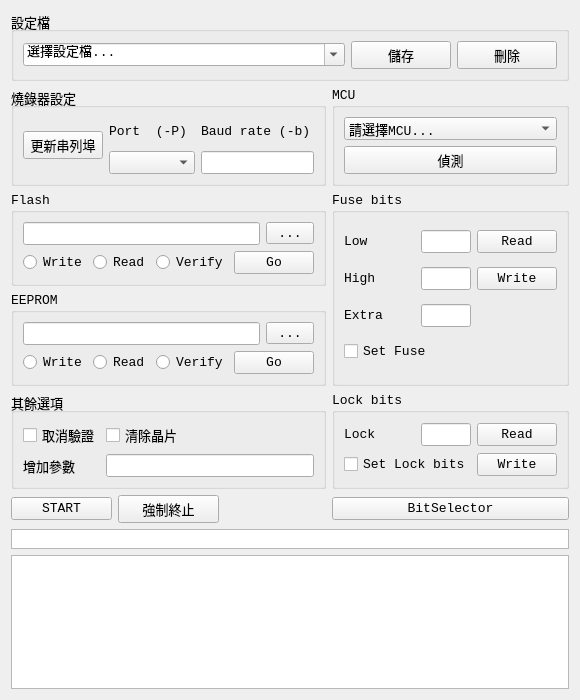
Before: the Qt Designer form ui/avrdude.ui in mickey9910326/ASA_HMI_Data_Agent, drawn with Qt 5.
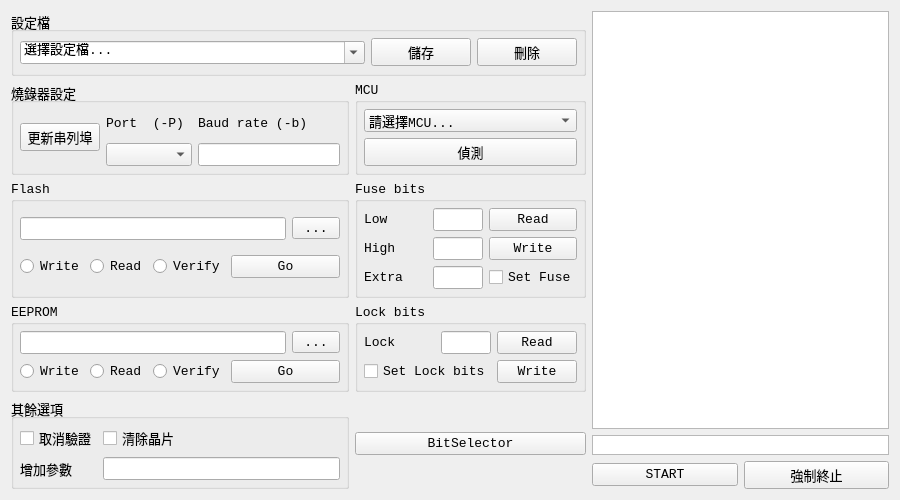
After: the same form once the commit is applied.

What changed in the file:
```diff
--- a/ui/avrdude.ui
+++ b/ui/avrdude.ui
@@ -6,12 +6,14 @@
    <rect>
     <x>0</x>
     <y>0</y>
-    <width>500</width>
-    <height>700</height>
+    <width>900</width>
+    <height>500</height>
    </rect>
   </property>
+  <layout class="QHBoxLayout" name="horizontalLayout_3">
+   <item>
   <layout class="QGridLayout" name="gridLayout_8">
-   <item row="0" column="0" colspan="4">
+     <item row="0" column="0" colspan="2">
     <widget class="QGroupBox" name="groupBox_config">
      <property name="font">
       <font>
@@ -23,6 +25,18 @@
       <string>設定檔</string>
      </property>
      <layout class="QHBoxLayout" name="horizontalLayout">
+        <property name="leftMargin">
+         <number>6</number>
+        </property>
+        <property name="topMargin">
+         <number>6</number>
+        </property>
+        <property name="rightMargin">
+         <number>6</number>
+        </property>
+        <property name="bottomMargin">
+         <number>6</number>
+        </property>
       <item>
        <widget class="QComboBox" name="comboBox_config">
         <property name="font">
@@ -82,7 +96,196 @@
      </layout>
     </widget>
    </item>
-   <item row="1" column="0" colspan="3">
+     <item row="2" column="1">
+      <widget class="QGroupBox" name="groupBox_5">
+       <property name="font">
+        <font>
+         <family>Consolas</family>
+         <pointsize>10</pointsize>
+        </font>
+       </property>
+       <property name="title">
+        <string>Fuse bits</string>
+       </property>
+       <layout class="QGridLayout" name="gridLayout_4">
+        <property name="leftMargin">
+         <number>6</number>
+        </property>
+        <property name="topMargin">
+         <number>6</number>
+        </property>
+        <property name="rightMargin">
+         <number>6</number>
+        </property>
+        <property name="bottomMargin">
+         <number>6</number>
+        </property>
+        <item row="0" column="2">
+         <widget class="QPushButton" name="pushButton_fuseRead">
+          <property name="font">
+           <font>
+            <family>Consolas</family>
+            <pointsize>10</pointsize>
+           </font>
+          </property>
+          <property name="text">
+           <string>Read</string>
+          </property>
+         </widget>
+        </item>
+        <item row="1" column="1">
+         <widget class="QLineEdit" name="lineEdit_fuseHigh">
+          <property name="minimumSize">
+           <size>
+            <width>40</width>
+            <height>0</height>
+           </size>
+          </property>
+          <property name="maximumSize">
+           <size>
+            <width>50</width>
+            <height>16777215</height>
+           </size>
+          </property>
+          <property name="baseSize">
+           <size>
+            <width>50</width>
+            <height>0</height>
+           </size>
+          </property>
+          <property name="font">
+           <font>
+            <family>Consolas</family>
+            <pointsize>10</pointsize>
+           </font>
+          </property>
+         </widget>
+        </item>
+        <item row="1" column="0">
+         <widget class="QLabel" name="label_fuseHigh">
+          <property name="font">
+           <font>
+            <family>Consolas</family>
+            <pointsize>10</pointsize>
+           </font>
+          </property>
+          <property name="text">
+           <string>High</string>
+          </property>
+         </widget>
+        </item>
+        <item row="1" column="2">
+         <widget class="QPushButton" name="pushButton_fuseWrite">
+          <property name="font">
+           <font>
+            <family>Consolas</family>
+            <pointsize>10</pointsize>
+           </font>
+          </property>
+          <property name="text">
+           <string>Write</string>
+          </property>
+         </widget>
+        </item>
+        <item row="2" column="0">
+         <widget class="QLabel" name="label_fuseExtra">
+          <property name="font">
+           <font>
+            <family>Consolas</family>
+            <pointsize>10</pointsize>
+           </font>
+          </property>
+          <property name="text">
+           <string>Extra</string>
+          </property>
+         </widget>
+        </item>
+        <item row="2" column="1">
+         <widget class="QLineEdit" name="lineEdit_fuseExtra">
+          <property name="minimumSize">
+           <size>
+            <width>40</width>
+            <height>0</height>
+           </size>
+          </property>
+          <property name="maximumSize">
+           <size>
+            <width>50</width>
+            <height>16777215</height>
+           </size>
+          </property>
+          <property name="baseSize">
+           <size>
+            <width>50</width>
+            <height>0</height>
+           </size>
+          </property>
+          <property name="font">
+           <font>
+            <family>Consolas</family>
+            <pointsize>10</pointsize>
+           </font>
+          </property>
+         </widget>
+        </item>
+        <item row="0" column="0">
+         <widget class="QLabel" name="label_fuseLow">
+          <property name="font">
+           <font>
+            <family>Consolas</family>
+            <pointsize>10</pointsize>
+           </font>
+          </property>
+          <property name="text">
+           <string>Low</string>
+          </property>
+         </widget>
+        </item>
+        <item row="0" column="1">
+         <widget class="QLineEdit" name="lineEdit_fuseLow">
+          <property name="minimumSize">
+           <size>
+            <width>40</width>
+            <height>0</height>
+           </size>
+          </property>
+          <property name="maximumSize">
+           <size>
+            <width>50</width>
+            <height>16777215</height>
+           </size>
+          </property>
+          <property name="baseSize">
+           <size>
+            <width>50</width>
+            <height>0</height>
+           </size>
+          </property>
+          <property name="font">
+           <font>
+            <family>Consolas</family>
+            <pointsize>10</pointsize>
+           </font>
+          </property>
+         </widget>
+        </item>
+        <item row="2" column="2">
+         <widget class="QCheckBox" name="checkBox_fuseSet">
+          <property name="font">
+           <font>
+            <family>Consolas</family>
+            <pointsize>10</pointsize>
+           </font>
+          </property>
+          <property name="text">
+           <string>Set Fuse</string>
+          </property>
+         </widget>
+        </item>
+       </layout>
+      </widget>
+     </item>
+     <item row="1" column="0">
     <widget class="QGroupBox" name="groupBox_serial">
      <property name="font">
       <font>
@@ -94,6 +297,18 @@
       <string>燒錄器設定</string>
      </property>
      <layout class="QGridLayout" name="gridLayout_7">
+        <property name="leftMargin">
+         <number>6</number>
+        </property>
+        <property name="topMargin">
+         <number>6</number>
+        </property>
+        <property name="rightMargin">
+         <number>6</number>
+        </property>
+        <property name="bottomMargin">
+         <number>6</number>
+        </property>
       <item row="0" column="1">
        <widget class="QLabel" name="label_serialSetPort">
         <property name="font">
@@ -155,106 +370,7 @@
      </layout>
     </widget>
    </item>
-   <item row="2" column="0" rowspan="2" colspan="3">
-    <widget class="QGroupBox" name="groupBox_flash">
-     <property name="font">
-      <font>
-       <family>Consolas</family>
-       <pointsize>10</pointsize>
-      </font>
-     </property>
-     <property name="title">
-      <string>Flash</string>
-     </property>
-     <layout class="QGridLayout" name="gridLayout_2">
-      <item row="0" column="0" colspan="4">
-       <widget class="QLineEdit" name="lineEdit_flash">
-        <property name="font">
-         <font>
-          <family>Consolas</family>
-          <pointsize>10</pointsize>
-         </font>
-        </property>
-       </widget>
-      </item>
-      <item row="0" column="4">
-       <widget class="QToolButton" name="toolButton_flash">
-        <property name="font">
-         <font>
-          <family>Consolas</family>
-          <pointsize>10</pointsize>
-         </font>
-        </property>
-        <property name="text">
-         <string>...</string>
-        </property>
-       </widget>
-      </item>
-      <item row="1" column="1">
-       <widget class="QRadioButton" name="radioButton_flashRead">
-        <property name="font">
-         <font>
-          <family>Consolas</family>
-          <pointsize>10</pointsize>
-         </font>
-        </property>
-        <property name="text">
-         <string>Read</string>
-        </property>
-        <property name="autoExclusive">
-         <bool>false</bool>
-        </property>
-       </widget>
-      </item>
-      <item row="1" column="0">
-       <widget class="QRadioButton" name="radioButton_flashWrite">
-        <property name="font">
-         <font>
-          <family>Consolas</family>
-          <pointsize>10</pointsize>
-         </font>
-        </property>
-        <property name="text">
-         <string>Write</string>
-        </property>
-        <property name="autoExclusive">
-         <bool>false</bool>
-        </property>
-       </widget>
-      </item>
-      <item row="1" column="2">
-       <widget class="QRadioButton" name="radioButton_flashVerify">
-        <property name="font">
-         <font>
-          <family>Consolas</family>
-          <pointsize>10</pointsize>
-         </font>
-        </property>
-        <property name="text">
-         <string>Verify</string>
-        </property>
-        <property name="autoExclusive">
-         <bool>false</bool>
-        </property>
-       </widget>
-      </item>
-      <item row="1" column="3" colspan="2">
-       <widget class="QPushButton" name="pushButton_flashGo">
-        <property name="font">
-         <font>
-          <family>Consolas</family>
-          <pointsize>10</pointsize>
-         </font>
-        </property>
-        <property name="text">
-         <string>Go</string>
-        </property>
-       </widget>
-      </item>
-     </layout>
-    </widget>
-   </item>
-   <item row="4" column="0" colspan="3">
+     <item row="3" column="0">
     <widget class="QGroupBox" name="groupBox_eeprom">
      <property name="font">
       <font>
@@ -266,6 +382,18 @@
       <string>EEPROM</string>
      </property>
      <layout class="QGridLayout" name="gridLayout_3">
+        <property name="leftMargin">
+         <number>6</number>
+        </property>
+        <property name="topMargin">
+         <number>6</number>
+        </property>
+        <property name="rightMargin">
+         <number>6</number>
+        </property>
+        <property name="bottomMargin">
+         <number>6</number>
+        </property>
       <item row="0" column="0" colspan="4">
        <widget class="QLineEdit" name="lineEdit_eeprom">
         <property name="font">
@@ -353,7 +481,291 @@
      </layout>
     </widget>
    </item>
-   <item row="5" column="0" rowspan="2" colspan="3">
+     <item row="1" column="1">
+      <widget class="QGroupBox" name="groupBox_mcu">
+       <property name="font">
+        <font>
+         <family>Consolas</family>
+         <pointsize>10</pointsize>
+        </font>
+       </property>
+       <property name="title">
+        <string>MCU</string>
+       </property>
+       <layout class="QGridLayout" name="gridLayout">
+        <property name="leftMargin">
+         <number>6</number>
+        </property>
+        <property name="topMargin">
+         <number>6</number>
+        </property>
+        <property name="rightMargin">
+         <number>6</number>
+        </property>
+        <property name="bottomMargin">
+         <number>6</number>
+        </property>
+        <item row="0" column="0" colspan="2">
+         <widget class="QComboBox" name="comboBox_mcuSelect">
+          <property name="minimumSize">
+           <size>
+            <width>100</width>
+            <height>0</height>
+           </size>
+          </property>
+          <property name="font">
+           <font>
+            <family>Consolas</family>
+            <pointsize>10</pointsize>
+           </font>
+          </property>
+          <item>
+           <property name="text">
+            <string>請選擇MCU...</string>
+           </property>
+          </item>
+          <item>
+           <property name="text">
+            <string>ATmega88</string>
+           </property>
+          </item>
+         </widget>
+        </item>
+        <item row="1" column="0" colspan="2">
+         <widget class="QPushButton" name="pushButton_mcuDetect">
+          <property name="font">
+           <font>
+            <family>Consolas</family>
+            <pointsize>10</pointsize>
+           </font>
+          </property>
+          <property name="text">
+           <string>偵測</string>
+          </property>
+         </widget>
+        </item>
+       </layout>
+      </widget>
+     </item>
+     <item row="3" column="1">
+      <widget class="QGroupBox" name="groupBox_lock">
+       <property name="font">
+        <font>
+         <family>Consolas</family>
+         <pointsize>10</pointsize>
+        </font>
+       </property>
+       <property name="title">
+        <string>Lock bits</string>
+       </property>
+       <layout class="QGridLayout" name="gridLayout_5">
+        <property name="leftMargin">
+         <number>6</number>
+        </property>
+        <property name="topMargin">
+         <number>6</number>
+        </property>
+        <property name="rightMargin">
+         <number>6</number>
+        </property>
+        <property name="bottomMargin">
+         <number>6</number>
+        </property>
+        <item row="0" column="0">
+         <widget class="QLabel" name="label_lockTitle">
+          <property name="font">
+           <font>
+            <family>Consolas</family>
+            <pointsize>10</pointsize>
+           </font>
+          </property>
+          <property name="text">
+           <string>Lock</string>
+          </property>
+         </widget>
+        </item>
+        <item row="0" column="1">
+         <widget class="QLineEdit" name="lineEdit_lock">
+          <property name="minimumSize">
+           <size>
+            <width>40</width>
+            <height>0</height>
+           </size>
+          </property>
+          <property name="maximumSize">
+           <size>
+            <width>50</width>
+            <height>16777215</height>
+           </size>
+          </property>
+          <property name="baseSize">
+           <size>
+            <width>50</width>
+            <height>0</height>
+           </size>
+          </property>
+          <property name="font">
+           <font>
+            <family>Consolas</family>
+            <pointsize>10</pointsize>
+           </font>
+          </property>
+         </widget>
+        </item>
+        <item row="1" column="2">
+         <widget class="QPushButton" name="pushButton_lockWrite">
+          <property name="font">
+           <font>
+            <family>Consolas</family>
+            <pointsize>10</pointsize>
+           </font>
+          </property>
+          <property name="text">
+           <string>Write</string>
+          </property>
+         </widget>
+        </item>
+        <item row="0" column="2">
+         <widget class="QPushButton" name="pushButton_lockRead">
+          <property name="font">
+           <font>
+            <family>Consolas</family>
+            <pointsize>10</pointsize>
+           </font>
+          </property>
+          <property name="text">
+           <string>Read</string>
+          </property>
+         </widget>
+        </item>
+        <item row="1" column="0" colspan="2">
+         <widget class="QCheckBox" name="checkBox_lockSet">
+          <property name="font">
+           <font>
+            <family>Consolas</family>
+            <pointsize>10</pointsize>
+           </font>
+          </property>
+          <property name="text">
+           <string>Set Lock bits</string>
+          </property>
+         </widget>
+        </item>
+       </layout>
+      </widget>
+     </item>
+     <item row="2" column="0">
+      <widget class="QGroupBox" name="groupBox_flash">
+       <property name="font">
+        <font>
+         <family>Consolas</family>
+         <pointsize>10</pointsize>
+        </font>
+       </property>
+       <property name="title">
+        <string>Flash</string>
+       </property>
+       <layout class="QGridLayout" name="gridLayout_2">
+        <property name="leftMargin">
+         <number>6</number>
+        </property>
+        <property name="topMargin">
+         <number>6</number>
+        </property>
+        <property name="rightMargin">
+         <number>6</number>
+        </property>
+        <property name="bottomMargin">
+         <number>6</number>
+        </property>
+        <item row="0" column="0" colspan="4">
+         <widget class="QLineEdit" name="lineEdit_flash">
+          <property name="font">
+           <font>
+            <family>Consolas</family>
+            <pointsize>10</pointsize>
+           </font>
+          </property>
+         </widget>
+        </item>
+        <item row="0" column="4">
+         <widget class="QToolButton" name="toolButton_flash">
+          <property name="font">
+           <font>
+            <family>Consolas</family>
+            <pointsize>10</pointsize>
+           </font>
+          </property>
+          <property name="text">
+           <string>...</string>
+          </property>
+         </widget>
+        </item>
+        <item row="1" column="1">
+         <widget class="QRadioButton" name="radioButton_flashRead">
+          <property name="font">
+           <font>
+            <family>Consolas</family>
+            <pointsize>10</pointsize>
+           </font>
+          </property>
+          <property name="text">
+           <string>Read</string>
+          </property>
+          <property name="autoExclusive">
+           <bool>false</bool>
+          </property>
+         </widget>
+        </item>
+        <item row="1" column="0">
+         <widget class="QRadioButton" name="radioButton_flashWrite">
+          <property name="font">
+           <font>
+            <family>Consolas</family>
+            <pointsize>10</pointsize>
+           </font>
+          </property>
+          <property name="text">
+           <string>Write</string>
+          </property>
+          <property name="autoExclusive">
+           <bool>false</bool>
+          </property>
+         </widget>
+        </item>
+        <item row="1" column="2">
+         <widget class="QRadioButton" name="radioButton_flashVerify">
+          <property name="font">
+           <font>
+            <family>Consolas</family>
+            <pointsize>10</pointsize>
+           </font>
+          </property>
+          <property name="text">
+           <string>Verify</string>
+          </property>
+          <property name="autoExclusive">
+           <bool>false</bool>
+          </property>
+         </widget>
+        </item>
+        <item row="1" column="3" colspan="2">
+         <widget class="QPushButton" name="pushButton_flashGo">
+          <property name="font">
+           <font>
+            <family>Consolas</family>
+            <pointsize>10</pointsize>
+           </font>
+          </property>
+          <property name="text">
+           <string>Go</string>
+          </property>
+         </widget>
+        </item>
+       </layout>
+      </widget>
+     </item>
+     <item row="4" column="0">
     <widget class="QGroupBox" name="groupBox_else">
      <property name="font">
       <font>
@@ -365,6 +777,18 @@
       <string>其餘選項</string>
      </property>
      <layout class="QGridLayout" name="gridLayout_6">
+        <property name="leftMargin">
+         <number>6</number>
+        </property>
+        <property name="topMargin">
+         <number>6</number>
+        </property>
+        <property name="rightMargin">
+         <number>6</number>
+        </property>
+        <property name="bottomMargin">
+         <number>6</number>
+        </property>
       <item row="0" column="0">
        <widget class="QCheckBox" name="checkBox_cancelVerify">
         <property name="font">
@@ -416,33 +840,7 @@
      </layout>
     </widget>
    </item>
-   <item row="7" column="0">
-    <widget class="QPushButton" name="pushButton_startProgram">
-     <property name="font">
-      <font>
-       <family>Consolas</family>
-       <pointsize>10</pointsize>
-      </font>
-     </property>
-     <property name="text">
-      <string>START</string>
-     </property>
-    </widget>
-   </item>
-   <item row="7" column="1">
-    <widget class="QPushButton" name="pushButton_stopProgram">
-     <property name="font">
-      <font>
-       <family>Consolas</family>
-       <pointsize>10</pointsize>
-      </font>
-     </property>
-     <property name="text">
-      <string>強制終止</string>
-     </property>
-    </widget>
-   </item>
-   <item row="7" column="3">
+     <item row="4" column="1">
     <widget class="QPushButton" name="pushButton_bitSelector">
      <property name="font">
       <font>
@@ -455,7 +853,21 @@
      </property>
     </widget>
    </item>
-   <item row="8" column="0" colspan="4">
+    </layout>
+   </item>
+   <item>
+    <layout class="QVBoxLayout" name="verticalLayout">
+     <item>
+      <widget class="QTextBrowser" name="textBrowser_cmdterminal">
+       <property name="font">
+        <font>
+         <family>Courier New</family>
+         <pointsize>8</pointsize>
+        </font>
+       </property>
+      </widget>
+     </item>
+     <item>
     <widget class="QTextBrowser" name="textBrowser_cmd">
      <property name="minimumSize">
       <size>
@@ -492,56 +904,10 @@
      </property>
     </widget>
    </item>
-   <item row="9" column="0" colspan="4">
-    <widget class="QTextBrowser" name="textBrowser_cmdterminal">
-     <property name="font">
-      <font>
-       <family>Courier New</family>
-       <pointsize>8</pointsize>
-      </font>
-     </property>
-    </widget>
-   </item>
-   <item row="1" column="3">
-    <widget class="QGroupBox" name="groupBox_mcu">
-     <property name="font">
-      <font>
-       <family>Consolas</family>
-       <pointsize>10</pointsize>
-      </font>
-     </property>
-     <property name="title">
-      <string>MCU</string>
-     </property>
-     <layout class="QGridLayout" name="gridLayout">
-      <item row="0" column="0" colspan="2">
-       <widget class="QComboBox" name="comboBox_mcuSelect">
-        <property name="minimumSize">
-         <size>
-          <width>100</width>
-          <height>0</height>
-         </size>
-        </property>
-        <property name="font">
-         <font>
-          <family>Consolas</family>
-          <pointsize>10</pointsize>
-         </font>
-        </property>
         <item>
-         <property name="text">
-          <string>請選擇MCU...</string>
-         </property>
-        </item>
+      <layout class="QHBoxLayout" name="horizontalLayout_2">
         <item>
-         <property name="text">
-          <string>ATmega88</string>
-         </property>
-        </item>
-       </widget>
-      </item>
-      <item row="1" column="0" colspan="2">
-       <widget class="QPushButton" name="pushButton_mcuDetect">
+        <widget class="QPushButton" name="pushButton_startProgram">
         <property name="font">
          <font>
           <family>Consolas</family>
@@ -549,284 +915,26 @@
          </font>
         </property>
         <property name="text">
-         <string>偵測</string>
+          <string>START</string>
         </property>
        </widget>
       </item>
-     </layout>
-    </widget>
-   </item>
-   <item row="5" column="3" rowspan="2">
-    <widget class="QGroupBox" name="groupBox_lock">
+       <item>
+        <widget class="QPushButton" name="pushButton_stopProgram">
      <property name="font">
       <font>
        <family>Consolas</family>
        <pointsize>10</pointsize>
       </font>
      </property>
-     <property name="title">
-      <string>Lock bits</string>
-     </property>
-     <layout class="QGridLayout" name="gridLayout_5">
-      <item row="0" column="0">
-       <widget class="QLabel" name="label_lockTitle">
-        <property name="font">
-         <font>
-          <family>Consolas</family>
-          <pointsize>10</pointsize>
-         </font>
-        </property>
         <property name="text">
-         <string>Lock</string>
+          <string>強制終止</string>
         </property>
        </widget>
       </item>
-      <item row="0" column="1">
-       <widget class="QLineEdit" name="lineEdit_lock">
-        <property name="minimumSize">
-         <size>
-          <width>40</width>
-          <height>0</height>
-         </size>
-        </property>
-        <property name="maximumSize">
-         <size>
-          <width>50</width>
-          <height>16777215</height>
-         </size>
-        </property>
-        <property name="baseSize">
-         <size>
-          <width>50</width>
-          <height>0</height>
-         </size>
-        </property>
-        <property name="font">
-         <font>
-          <family>Consolas</family>
-          <pointsize>10</pointsize>
-         </font>
-        </property>
-       </widget>
-      </item>
-      <item row="1" column="2">
-       <widget class="QPushButton" name="pushButton_lockWrite">
-        <property name="font">
-         <font>
-          <family>Consolas</family>
-          <pointsize>10</pointsize>
-         </font>
-        </property>
-        <property name="text">
-         <string>Write</string>
-        </property>
-       </widget>
-      </item>
-      <item row="0" column="2">
-       <widget class="QPushButton" name="pushButton_lockRead">
-        <property name="font">
-         <font>
-          <family>Consolas</family>
-          <pointsize>10</pointsize>
-         </font>
-        </property>
-        <property name="text">
-         <string>Read</string>
-        </property>
-       </widget>
-      </item>
-      <item row="1" column="0" colspan="2">
-       <widget class="QCheckBox" name="checkBox_lockSet">
-        <property name="font">
-         <font>
-          <family>Consolas</family>
-          <pointsize>10</pointsize>
-         </font>
-        </property>
-        <property name="text">
-         <string>Set Lock bits</string>
-        </property>
-       </widget>
-      </item>
-     </layout>
-    </widget>
-   </item>
-   <item row="2" column="3" rowspan="3">
-    <widget class="QGroupBox" name="groupBox_5">
-     <property name="font">
-      <font>
-       <family>Consolas</family>
-       <pointsize>10</pointsize>
-      </font>
-     </property>
-     <property name="title">
-      <string>Fuse bits</string>
-     </property>
-     <layout class="QGridLayout" name="gridLayout_4">
-      <item row="0" column="2">
-       <widget class="QPushButton" name="pushButton_fuseRead">
-        <property name="font">
-         <font>
-          <family>Consolas</family>
-          <pointsize>10</pointsize>
-         </font>
-        </property>
-        <property name="text">
-         <string>Read</string>
-        </property>
-       </widget>
-      </item>
-      <item row="1" column="1">
-       <widget class="QLineEdit" name="lineEdit_fuseHigh">
-        <property name="minimumSize">
-         <size>
-          <width>40</width>
-          <height>0</height>
-         </size>
-        </property>
-        <property name="maximumSize">
-         <size>
-          <width>50</width>
-          <height>16777215</height>
-         </size>
-        </property>
-        <property name="baseSize">
-         <size>
-          <width>50</width>
-          <height>0</height>
-         </size>
-        </property>
-        <property name="font">
-         <font>
-          <family>Consolas</family>
-          <pointsize>10</pointsize>
-         </font>
-        </property>
-       </widget>
-      </item>
-      <item row="1" column="0">
-       <widget class="QLabel" name="label_fuseHigh">
-        <property name="font">
-         <font>
-          <family>Consolas</family>
-          <pointsize>10</pointsize>
-         </font>
-        </property>
-        <property name="text">
-         <string>High</string>
-        </property>
-       </widget>
-      </item>
-      <item row="1" column="2">
-       <widget class="QPushButton" name="pushButton_fuseWrite">
-        <property name="font">
-         <font>
-          <family>Consolas</family>
-          <pointsize>10</pointsize>
-         </font>
-        </property>
-        <property name="text">
-         <string>Write</string>
-        </property>
-       </widget>
-      </item>
-      <item row="2" column="0">
-       <widget class="QLabel" name="label_fuseExtra">
-        <property name="font">
-         <font>
-          <family>Consolas</family>
-          <pointsize>10</pointsize>
-         </font>
-        </property>
-        <property name="text">
-         <string>Extra</string>
-        </property>
-       </widget>
-      </item>
-      <item row="2" column="1">
-       <widget class="QLineEdit" name="lineEdit_fuseExtra">
-        <property name="minimumSize">
-         <size>
-          <width>40</width>
-          <height>0</height>
-         </size>
-        </property>
-        <property name="maximumSize">
-         <size>
-          <width>50</width>
-          <height>16777215</height>
-         </size>
-        </property>
-        <property name="baseSize">
-         <size>
-          <width>50</width>
-          <height>0</height>
-         </size>
-        </property>
-        <property name="font">
-         <font>
-          <family>Consolas</family>
-          <pointsize>10</pointsize>
-         </font>
-        </property>
-       </widget>
-      </item>
-      <item row="0" column="0">
-       <widget class="QLabel" name="label_fuseLow">
-        <property name="font">
-         <font>
-          <family>Consolas</family>
-          <pointsize>10</pointsize>
-         </font>
-        </property>
-        <property name="text">
-         <string>Low</string>
-        </property>
-       </widget>
-      </item>
-      <item row="0" column="1">
-       <widget class="QLineEdit" name="lineEdit_fuseLow">
-        <property name="minimumSize">
-         <size>
-          <width>40</width>
-          <height>0</height>
-         </size>
-        </property>
-        <property name="maximumSize">
-         <size>
-          <width>50</width>
-          <height>16777215</height>
-         </size>
-        </property>
-        <property name="baseSize">
-         <size>
-          <width>50</width>
-          <height>0</height>
-         </size>
-        </property>
-        <property name="font">
-         <font>
-          <family>Consolas</family>
-          <pointsize>10</pointsize>
-         </font>
-        </property>
-       </widget>
-      </item>
-      <item row="3" column="0" colspan="2">
-       <widget class="QCheckBox" name="checkBox_fuseSet">
-        <property name="font">
-         <font>
-          <family>Consolas</family>
-          <pointsize>10</pointsize>
-         </font>
-        </property>
-        <property name="text">
-         <string>Set Fuse</string>
-        </property>
-       </widget>
-      </item>
-     </layout>
-    </widget>
+      </layout>
+     </item>
+    </layout>
    </item>
   </layout>
  </widget>
```
Left out of the diff: 3 changed lines with no effect on the pictures. Lines whose indentation alone changed are shown as unchanged.
